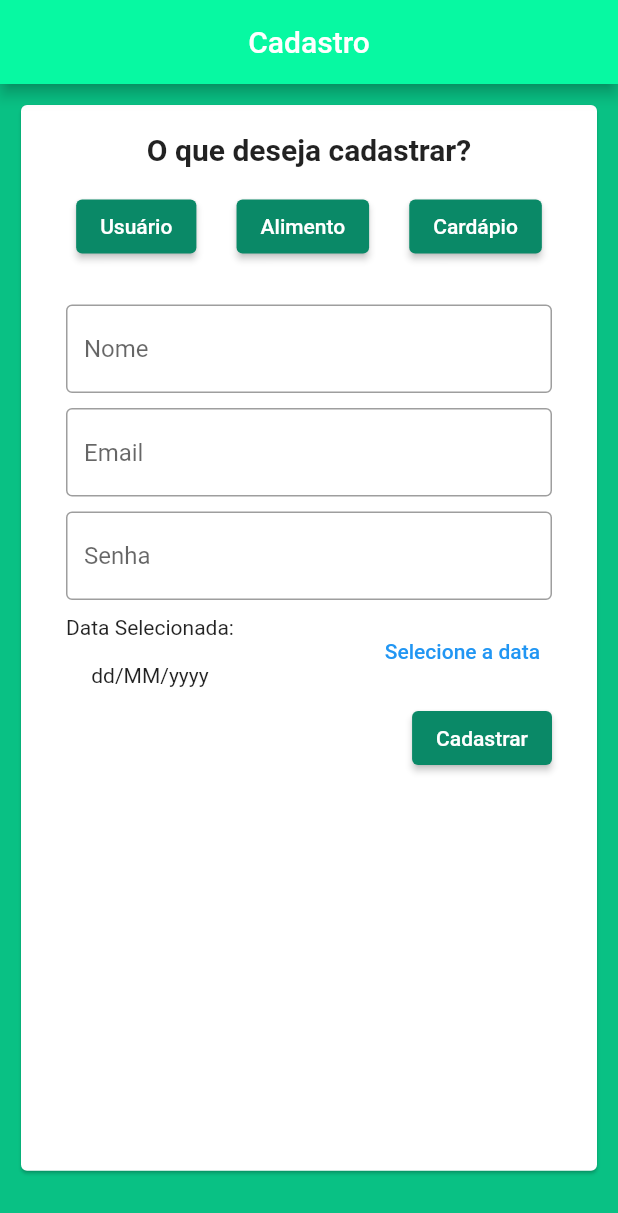
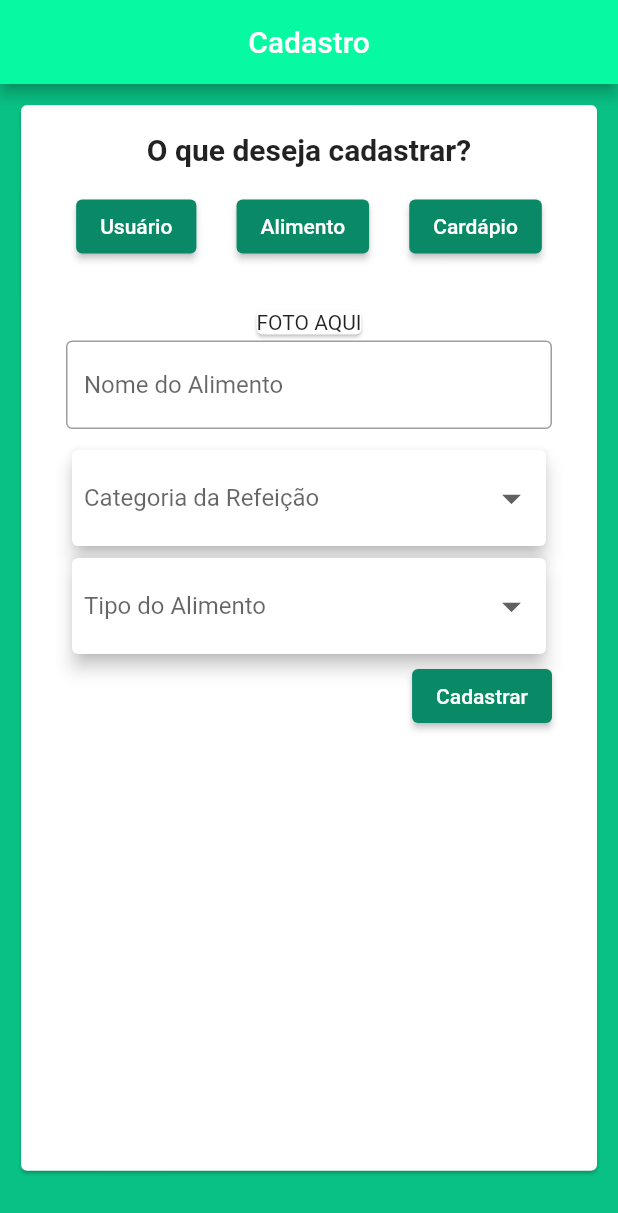
Before and after one commit to Medinagui/Flutter_AppNutricao, a Flutter app: the screen it shows after launch, after a tap on "Alimento", on a phone screen of 412 x 824 dp. Shown: the top 1213 px of the screen. Run offline on Flutter 3.47's test engine with Material 2 defaults, Android fonts, the phone set to English and light mode, and no system bars; Roboto replaces fonts that are missing (OpenSans).

Commit message:
Deu algum problema, verificar cadastro_user_form

```diff
--- /dev/null
+++ b/appnutricao/lib/components/cadastro_alimento_form.dart
@@ -0,0 +1,105 @@
+import 'package:flutter/material.dart';
+import 'package:appnutricao/themes/theme.dart';
+
+class CadastroAlimentoForm extends StatefulWidget {
+  const CadastroAlimentoForm({super.key});
+
+  @override
+  State<CadastroAlimentoForm> createState() => _CadastroAlimentoFormState();
+}
+
+class _CadastroAlimentoFormState extends State<CadastroAlimentoForm> {
+  String? categoriaRefeicao;
+  String? tipoAlimento;
+
+  @override
+  Widget build(BuildContext context) {
+    return Form(
+        child: Column(
+      children: [
+        const Card(
+          child: Text('FOTO AQUI'),
+        ),
+        TextFormField(
+          validator: (String? value) {
+            if (value == null || value.isEmpty) {
+              return 'Insira o nome do alimento';
+            }
+            return null;
+          },
+          textInputAction: TextInputAction.next,
+          decoration: InputDecoration(
+              hintText: 'Nome do Alimento',
+              border: OutlineInputBorder(
+                borderSide: BorderSide(color: colorsTwo.colorScheme.secondary),
+              )),
+        ),
+        const SizedBox(
+          height: 10,
+        ),
+        Card(
+          elevation: 5,
+          child: Padding(
+            padding: const EdgeInsets.all(8.0),
+            child: DropdownButtonHideUnderline(
+              child: DropdownButton(
+                iconSize: 30,
+                borderRadius: BorderRadius.circular(10),
+                isExpanded: true,
+                hint: const Text('Categoria da Refeição'),
+                  value: categoriaRefeicao,
+                  items: const [
+                    DropdownMenuItem(value: 'Café da Manhã', child: Text('Café da Manhã')),
+                    DropdownMenuItem(value: 'Almoço', child: Text('Almoço')),
+                    DropdownMenuItem(value: 'Janta', child: Text('Janta')),
+                  ],
+                  onChanged: (val) {
+                    setState(() {
+                      categoriaRefeicao = val.toString();
+                    });
+                  }),
+            ),
+          ),
+        ),
+        Card(
+          elevation: 5,
+          child: Padding(
+            padding: const EdgeInsets.all(8.0),
+            child: DropdownButtonHideUnderline(
+              child: DropdownButton(
+                iconSize: 30,
+                borderRadius: BorderRadius.circular(10),
+                isExpanded: true,
+                hint: const Text('Tipo do Alimento'),
+                  value: tipoAlimento,
+                  items: const [
+                    DropdownMenuItem(value: 'Bebida', child: Text('Bebida')),
+                    DropdownMenuItem(value: 'Proteína', child: Text('Proteína')),
+                    DropdownMenuItem(value: 'Carboidrato', child: Text('Carboidrato')),
+                    DropdownMenuItem(value: 'Fruta', child: Text('Fruta')),
+                    DropdownMenuItem(value: 'Grão', child: Text('Grão')),
+                  ],
+                  onChanged: (val) {
+                    setState(() {
+                      tipoAlimento = val.toString();
+                    });
+                  }),
+            ),
+          ),
+        ),
+        Row(
+          mainAxisAlignment: MainAxisAlignment.end,
+          children: [
+            ElevatedButton(
+              onPressed: () {},
+              style: ButtonStyle(
+                  backgroundColor:
+                      MaterialStateProperty.all(colorsTwo.colorScheme.primary)),
+              child: const Text('Cadastrar'),
+            ),
+          ],
+        )
+      ],
+    ));
+  }
+}
--- a/appnutricao/lib/components/cadastro_user_form.dart
+++ b/appnutricao/lib/components/cadastro_user_form.dart
@@ -1,14 +1,25 @@
 import 'package:flutter/material.dart';
 import 'package:appnutricao/themes/theme.dart';
+import 'package:intl/intl.dart';
 
-class CadastroUserForm extends StatelessWidget {
+class CadastroUserForm extends StatefulWidget {
   const CadastroUserForm({super.key});
+
+  @override
+  State<CadastroUserForm> createState() => _CadastroUserFormState();
+}
+
+class _CadastroUserFormState extends State<CadastroUserForm> {
+  // String dataSelecionada = DateFormat('dd/MM/yyyy').format(DateTime.now());
 
   @override
   Widget build(BuildContext context) {
     return Form(
         child: Column(
       children: [
+        const Card(
+          child: Text('FOTO AQUI'),
+        ),
         TextFormField(
           validator: (String? value) {
             if (value == null || value.isEmpty) {
@@ -63,7 +74,10 @@ class CadastroUserForm extends StatelessWidget {
         Row(
           mainAxisAlignment: MainAxisAlignment.spaceBetween,
           children: [
-            const Text('Data Selecionada:\n\ndd/MM/yyyy', textAlign: TextAlign.center,),
+            const Text(
+              'Data Selecionada:\n\n'/*$dataSelecionada*/,
+              textAlign: TextAlign.center,
+            ),
             TextButton(
                 onPressed: () {
                   showDatePicker(
@@ -80,7 +94,12 @@ class CadastroUserForm extends StatelessWidget {
                         );
                       });
                 },
-                child: const Text('Selecione a data')),
+                child: Text('Selecione a data',
+                    style: TextStyle(
+                        color: colorsTwo.colorScheme.secondary,
+                        decoration: TextDecoration.underline,
+                        fontWeight: FontWeight.bold,
+                        fontSize: 16))),
           ],
         ),
         const SizedBox(
--- a/appnutricao/lib/components/principal_button.dart
+++ b/appnutricao/lib/components/principal_button.dart
@@ -58,10 +58,10 @@ class PrincipalScreenButton extends StatelessWidget {
           mainAxisAlignment: MainAxisAlignment.start,
           children: [
             Padding(
-              padding: const EdgeInsets.fromLTRB(20, 0, 0, 0),
-              child: Icon(
-                icon,
-                size: 70,
+              padding: const EdgeInsets.fromLTRB(10, 0, 0, 0),
+              child: IconButton(
+                icon: Icon(icon, size: 75,),
+                onPressed: () => navCadastro(screen),
                 color: Colors.white,
               ),
             )
--- a/appnutricao/lib/components/screens_list.dart
+++ b/appnutricao/lib/components/screens_list.dart
@@ -1,3 +1,4 @@
+import 'package:appnutricao/screens/cadastro.dart';
 import 'package:appnutricao/screens/cadastro_user_login.dart';
 import 'package:appnutricao/screens/creditos.dart';
 import 'package:appnutricao/screens/login.dart';
@@ -14,5 +15,5 @@ List<Widget> screenList = const[
   // 3
   CreditosScreen(),
   // 4
-
+  CadastroScreen()
 ];
--- a/appnutricao/lib/main.dart
+++ b/appnutricao/lib/main.dart
@@ -1,4 +1,5 @@
 import 'package:appnutricao/screens/cadastro.dart';
+import 'package:appnutricao/screens/login.dart';
 import 'package:appnutricao/screens/tela_principal.dart';
 import 'package:flutter/material.dart';
 
--- a/appnutricao/lib/screens/cadastro.dart
+++ b/appnutricao/lib/screens/cadastro.dart
@@ -1,6 +1,7 @@
 import 'package:appnutricao/components/cadastro_user_form.dart';
 import 'package:flutter/material.dart';
 import 'package:appnutricao/themes/theme.dart';
+import 'package:appnutricao/components/cadastro_alimento_form.dart';
 
 class CadastroScreen extends StatefulWidget {
   const CadastroScreen({super.key});
@@ -8,6 +9,14 @@ class CadastroScreen extends StatefulWidget {
   @override
   State<CadastroScreen> createState() => _CadastroScreenState();
 }
+
+List<Widget> cadastroForms = const[
+  CadastroUserForm(),
+  CadastroAlimentoForm(),
+  Text('TEXTO 3')
+];
+
+int _buttonPressed = 0;
 
 class _CadastroScreenState extends State<CadastroScreen> {
   @override
@@ -44,30 +53,43 @@ class _CadastroScreenState extends State<CadastroScreen> {
                       alignment: MainAxisAlignment.spaceEvenly,
                       children: [
                         ElevatedButton(
-                          onPressed: () {},
+                          onPressed: () {
+                            setState(() {
+                              _buttonPressed = 0;
+                            });
+                          },
                           style: ButtonStyle(
                               backgroundColor: MaterialStateProperty.all(
                                   colorsTwo.colorScheme.primary)),
                           child: const Text('Usuário'),
                         ),
                         ElevatedButton(
-                            onPressed: () {},
+                            onPressed: () {
+                              setState(() {
+                                _buttonPressed = 1;
+                              });
+                            },
                             style: ButtonStyle(
                                 backgroundColor: MaterialStateProperty.all(
                                     colorsTwo.colorScheme.primary)),
                             child: const Text('Alimento')),
                         ElevatedButton(
-                            onPressed: () {},
+                            onPressed: () {
+                              setState(() {
+                                _buttonPressed = 2;
+                              });
+                            },
                             style: ButtonStyle(
                                 backgroundColor: MaterialStateProperty.all(
                                     colorsTwo.colorScheme.primary)),
                             child: const Text('Cardápio')),
                       ],
                     ),
-                    const Padding(
-                      padding: EdgeInsets.all(20),
-                      child: CadastroUserForm(),
-                    )
+                     Padding(
+                        padding: const EdgeInsets.all(20),
+                        child: cadastroForms.elementAt(_buttonPressed)
+                        //CadastroAlimentoForm()
+                        )
                   ]),
             ),
           ),
--- a/appnutricao/lib/screens/tela_principal.dart
+++ b/appnutricao/lib/screens/tela_principal.dart
@@ -1,9 +1,7 @@
 import 'package:appnutricao/components/screens_list.dart';
-import 'package:appnutricao/screens/creditos.dart';
 import 'package:flutter/material.dart';
 import 'package:appnutricao/themes/theme.dart';
 import 'package:appnutricao/components/principal_button.dart';
-import 'package:appnutricao/components/screens_list.dart';
 
 class TelaPrincipal extends StatefulWidget {
   const TelaPrincipal({super.key});
@@ -37,7 +35,7 @@ class _TelaPrincipalState extends State<TelaPrincipal> {
                        PrincipalScreenButton(
                       icon: Icons.app_registration,
                       label: 'Cadastro',
-                      screen: screenList[0],
+                      screen: screenList[4],
                     ),
                     const SizedBox(
                       height: 10,
@@ -45,7 +43,7 @@ class _TelaPrincipalState extends State<TelaPrincipal> {
                     PrincipalScreenButton(
                       icon: Icons.search,
                       label: 'Consulta',
-                      screen: screenList[0],
+                      screen: screenList[3],
                     ),
                     const SizedBox(
                       height: 10,
--- a/appnutricao/pubspec.yaml
+++ b/appnutricao/pubspec.yaml
@@ -30,6 +30,7 @@ environment:
 dependencies:
   flutter:
     sdk: flutter
+  intl: ^0.15.7
 
 
   # The following adds the Cupertino Icons font to your application.
```
Also changed, not shown: appnutricao/pubspec.lock.
